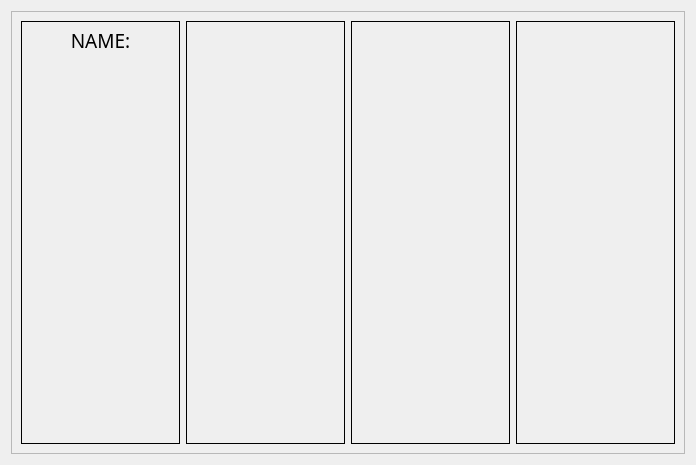
Above: showing_employee.ui from Daaizo/management-tool before the change. Below: the same form after it.
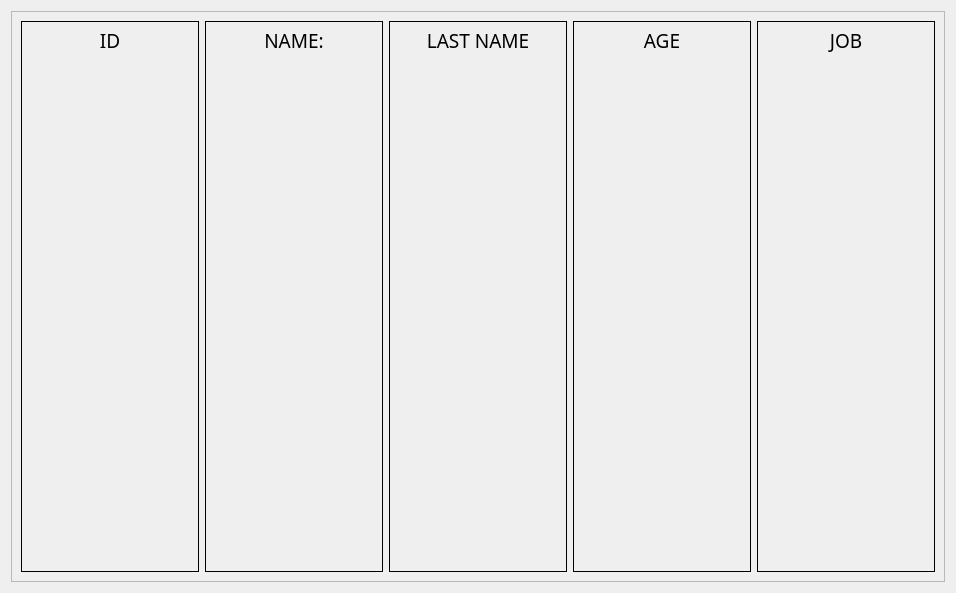
That is the form after the change. Icons and pictures are not drawn.

The edit to the form file:
```diff
--- a/showing_employee.ui
+++ b/showing_employee.ui
@@ -6,8 +6,8 @@
    <rect>
     <x>0</x>
     <y>0</y>
-    <width>696</width>
-    <height>465</height>
+    <width>956</width>
+    <height>593</height>
    </rect>
   </property>
   <property name="windowTitle">
@@ -43,78 +43,13 @@
        <rect>
         <x>0</x>
         <y>0</y>
-        <width>676</width>
-        <height>445</height>
+        <width>936</width>
+        <height>573</height>
        </rect>
       </property>
       <layout class="QGridLayout" name="gridLayout">
-       <item row="0" column="2">
-        <widget class="QLabel" name="age">
-         <property name="font">
-          <font>
-           <family>Papyrus</family>
-           <pointsize>14</pointsize>
-          </font>
-         </property>
-         <property name="focusPolicy">
-          <enum>Qt::NoFocus</enum>
-         </property>
-         <property name="layoutDirection">
-          <enum>Qt::LeftToRight</enum>
-         </property>
-         <property name="frameShape">
-          <enum>QFrame::Box</enum>
-         </property>
-         <property name="text">
-          <string/>
-         </property>
-         <property name="scaledContents">
-          <bool>true</bool>
-         </property>
-         <property name="alignment">
-          <set>Qt::AlignHCenter|Qt::AlignTop</set>
-         </property>
-         <property name="wordWrap">
-          <bool>true</bool>
-         </property>
-        </widget>
-       </item>
-       <item row="0" column="0">
-        <widget class="QLabel" name="name">
-         <property name="font">
-          <font>
-           <family>Papyrus</family>
-           <pointsize>14</pointsize>
-          </font>
-         </property>
-         <property name="focusPolicy">
-          <enum>Qt::NoFocus</enum>
-         </property>
-         <property name="layoutDirection">
-          <enum>Qt::LeftToRight</enum>
-         </property>
-         <property name="frameShape">
-          <enum>QFrame::Box</enum>
-         </property>
-         <property name="midLineWidth">
-          <number>1</number>
-         </property>
-         <property name="text">
-          <string>NAME:</string>
-         </property>
-         <property name="scaledContents">
-          <bool>true</bool>
-         </property>
-         <property name="alignment">
-          <set>Qt::AlignHCenter|Qt::AlignTop</set>
-         </property>
-         <property name="wordWrap">
-          <bool>true</bool>
-         </property>
-        </widget>
-       </item>
        <item row="0" column="1">
-        <widget class="QLabel" name="last_name">
+        <widget class="QLabel" name="id">
          <property name="font">
           <font>
            <family>Papyrus</family>
@@ -130,8 +65,11 @@
          <property name="frameShape">
           <enum>QFrame::Box</enum>
          </property>
+         <property name="midLineWidth">
+          <number>1</number>
+         </property>
          <property name="text">
-          <string/>
+          <string>ID</string>
          </property>
          <property name="scaledContents">
           <bool>true</bool>
@@ -145,6 +83,68 @@
         </widget>
        </item>
        <item row="0" column="3">
+        <widget class="QLabel" name="last_name">
+         <property name="font">
+          <font>
+           <family>Papyrus</family>
+           <pointsize>14</pointsize>
+          </font>
+         </property>
+         <property name="focusPolicy">
+          <enum>Qt::NoFocus</enum>
+         </property>
+         <property name="layoutDirection">
+          <enum>Qt::LeftToRight</enum>
+         </property>
+         <property name="frameShape">
+          <enum>QFrame::Box</enum>
+         </property>
+         <property name="text">
+          <string>LAST NAME</string>
+         </property>
+         <property name="scaledContents">
+          <bool>true</bool>
+         </property>
+         <property name="alignment">
+          <set>Qt::AlignHCenter|Qt::AlignTop</set>
+         </property>
+         <property name="wordWrap">
+          <bool>true</bool>
+         </property>
+        </widget>
+       </item>
+       <item row="0" column="4">
+        <widget class="QLabel" name="age">
+         <property name="font">
+          <font>
+           <family>Papyrus</family>
+           <pointsize>14</pointsize>
+          </font>
+         </property>
+         <property name="focusPolicy">
+          <enum>Qt::NoFocus</enum>
+         </property>
+         <property name="layoutDirection">
+          <enum>Qt::LeftToRight</enum>
+         </property>
+         <property name="frameShape">
+          <enum>QFrame::Box</enum>
+         </property>
+         <property name="text">
+          <string>AGE</string>
+         </property>
+         <property name="scaledContents">
+          <bool>true</bool>
+         </property>
+         <property name="alignment">
+          <set>Qt::AlignHCenter|Qt::AlignTop</set>
+         </property>
+         <property name="wordWrap">
+          <bool>true</bool>
+         </property>
+        </widget>
+       </item>
+       <item row="0" column="5">
         <widget class="QLabel" name="job">
          <property name="font">
           <font>
@@ -162,7 +162,41 @@
           <enum>QFrame::Box</enum>
          </property>
          <property name="text">
-          <string/>
+          <string>JOB</string>
+         </property>
+         <property name="scaledContents">
+          <bool>true</bool>
+         </property>
+         <property name="alignment">
+          <set>Qt::AlignHCenter|Qt::AlignTop</set>
+         </property>
+         <property name="wordWrap">
+          <bool>true</bool>
+         </property>
+        </widget>
+       </item>
+       <item row="0" column="2">
+        <widget class="QLabel" name="name">
+         <property name="font">
+          <font>
+           <family>Papyrus</family>
+           <pointsize>14</pointsize>
+          </font>
+         </property>
+         <property name="focusPolicy">
+          <enum>Qt::NoFocus</enum>
+         </property>
+         <property name="layoutDirection">
+          <enum>Qt::LeftToRight</enum>
+         </property>
+         <property name="frameShape">
+          <enum>QFrame::Box</enum>
+         </property>
+         <property name="midLineWidth">
+          <number>1</number>
+         </property>
+         <property name="text">
+          <string>NAME:</string>
          </property>
          <property name="scaledContents">
           <bool>true</bool>
```
